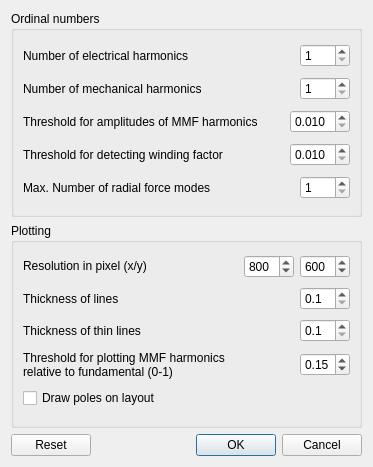
Old version of the form swat_em/ui/Settings.ui in the repository mjfwest/swat-em.
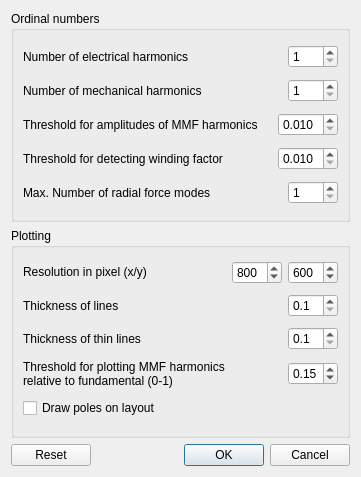
New version of the form. Icons and pictures are not drawn.

What changed in the file:
```diff
--- a/swat_em/ui/Settings.ui
+++ b/swat_em/ui/Settings.ui
@@ -6,8 +6,8 @@
    <rect>
     <x>0</x>
     <y>0</y>
-    <width>373</width>
-    <height>467</height>
+    <width>361</width>
+    <height>477</height>
    </rect>
   </property>
   <property name="windowTitle">
```
